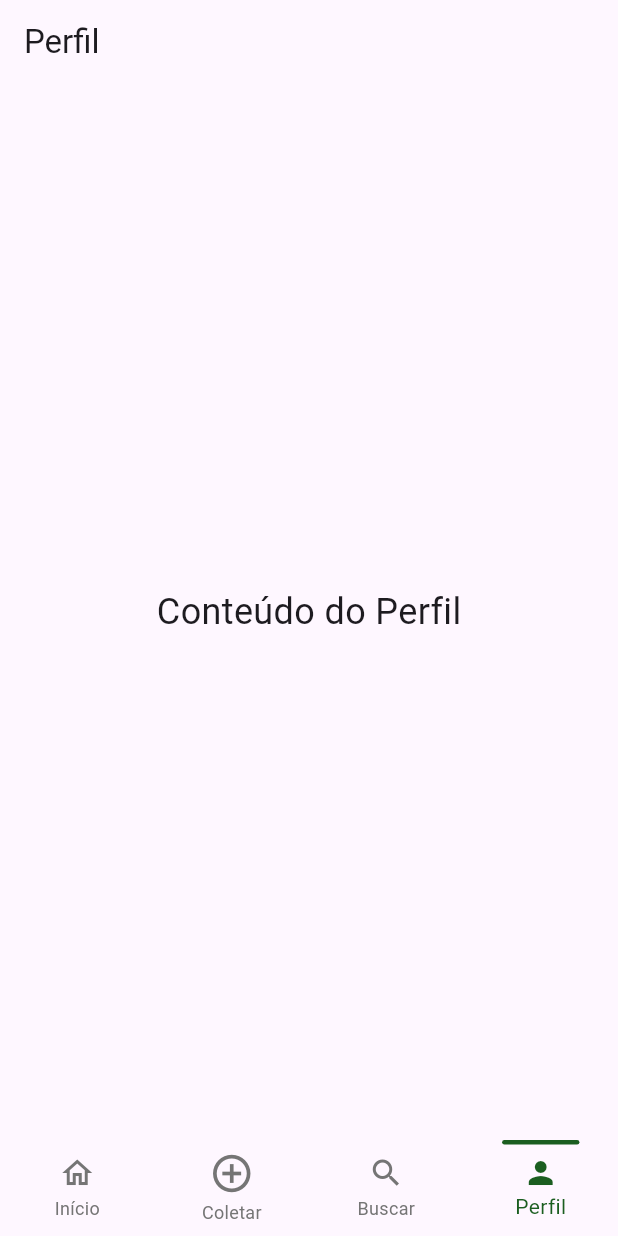
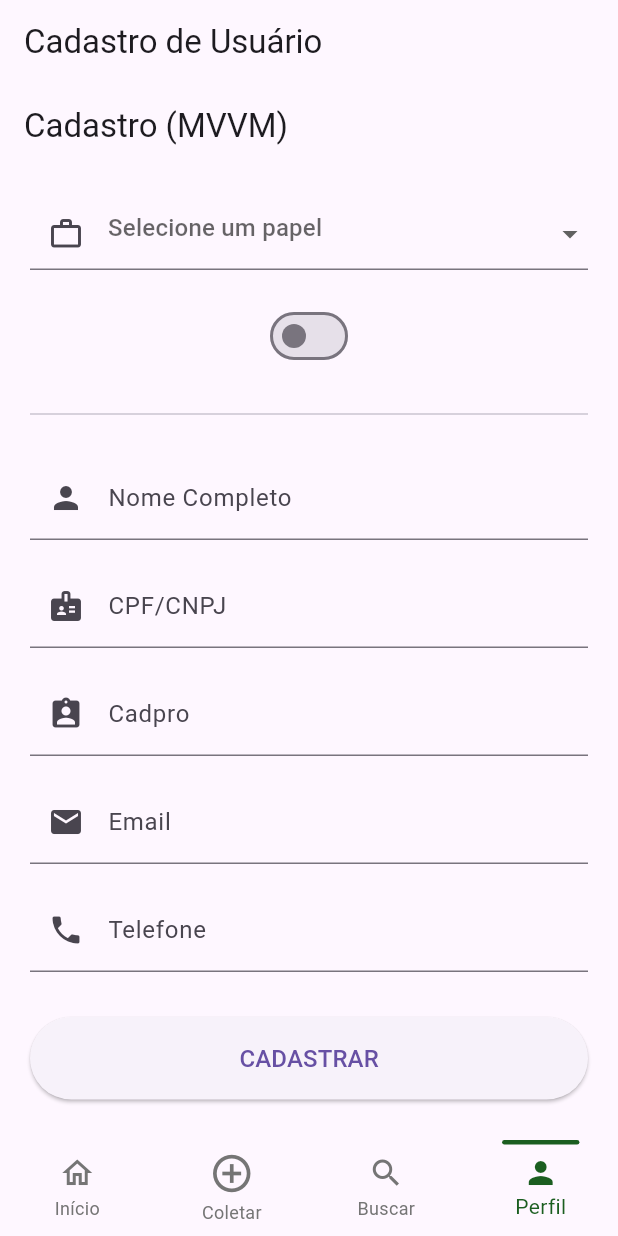
Before and after one commit to GPD4/Lacto-View, a Flutter app: the screen it shows after launch, item 4 of the bottom bar chosen, on a phone screen of 412 x 824 dp. Run offline on Flutter 3.47's test engine with Material 3 defaults, Android fonts, the phone set to English and light mode, and no system bars; our stand-ins replace firebase_core, flutter_toggle_tab; accounts and stored records are empty; project files that could hold a hidden picture were left out.

Commit message:
adjusting CRUD forms_person(front-end)

```diff
--- a/lacto_view/lacto_view_collection/lib/features/milk_collection/model/model_collection.dart
+++ b/lacto_view/lacto_view_collection/lib/features/milk_collection/model/model_collection.dart
@@ -1,8 +1,7 @@
 class MilkCollection {
   final int id;
   final int producerId;
-  final String producerFirstName;
-  final String producerLastName;
+  final String producerName;
   final int producerPropertyId;
   final String propertyName;
   final String rejectionReason;
@@ -24,8 +23,7 @@ class MilkCollection {
   MilkCollection({
     required this.id,
     required this.producerId,
-    required this.producerFirstName,
-    required this.producerLastName,
+    required this.producerName,
     required this.producerPropertyId,
     required this.propertyName,
     required this.rejectionReason,
@@ -50,8 +48,7 @@ class MilkCollection {
     return MilkCollection(
       id: json['id'],
       producerId: json['producer_id'],
-      producerFirstName: json['producer_first_name'],
-      producerLastName: json['producer_last_name'],
+      producerName: json['producer_name'],
       producerPropertyId: json['producer_property_id'],
       propertyName: json['property_name'],
       rejectionReason: json['rejection_reason'],
@@ -78,8 +75,7 @@ class MilkCollection {
       'id': id,
       'producer_id': producerId,
       'producer_property_id': producerPropertyId,
-      'producer_first_name': producerFirstName, // CORRIGIDO: Padronizado
-      'producer_last_name': producerLastName, // CORRIGIDO: Padronizado
+      'producer_name': producerName, // CORRIGIDO: Padronizado
       'property_name': propertyName, // CORRIGIDO: Padronizado
       'rejection_reason': rejectionReason,
       'rejection': rejection,
--- /dev/null
+++ b/lacto_view/lacto_view_collection/lib/features/milk_collection/model/person_model.dart
@@ -0,0 +1,59 @@
+class Person {
+  final String? id;
+  final String name;
+  final String cpfCnpj;
+  final String? cadpro;
+  final String? email;
+  final String telefone;
+  final String role;
+  final String profileImg;
+  final bool isActive;
+  final DateTime createdAt;
+  final DateTime updatedAt;
+
+  Person({
+    this.id,
+    required this.name,
+    required this.cpfCnpj,
+    required this.cadpro,
+    required this.email,
+    required this.telefone,
+    required this.role,
+    required this.profileImg,
+    required this.isActive,
+    required this.createdAt,
+    required this.updatedAt,
+  });
+
+  factory Person.fromJson(Map<String, dynamic> json) {
+    return Person(
+      id: json['id'],
+      name: json['name'],
+      cpfCnpj: json['cpf_cnpj'],
+      cadpro: json['cadpro'],
+      email: json['email'],
+      telefone: json['telefone'],
+      role: json['role'],
+      profileImg: json['profile_img'],
+      isActive: json['is_active'],
+      createdAt: DateTime.parse(json['created_at']),
+      updatedAt: DateTime.parse(json['updated_at']),
+    );
+  }
+
+  Map<String, dynamic> toJson() {
+    return {
+      'id': id,
+      'name': name,
+      'cpf_cnpj': cpfCnpj,
+      'cadpro': cadpro,
+      'email': email,
+      'telefone': telefone,
+      'role': role,
+      'profile_img': profileImg,
+      'is_active': isActive,
+      'created_at': createdAt.toIso8601String(),
+      'updated_at': updatedAt.toIso8601String(),
+    };
+  }
+}
--- /dev/null
+++ b/lacto_view/lacto_view_collection/lib/features/milk_collection/view_models/view_models_person.dart
@@ -0,0 +1,67 @@
+import 'dart:async';
+import 'package:flutter/material.dart';
+import '../model/person_model.dart';
+import '../service/service_person.dart';
+
+class PersonViewModel extends ChangeNotifier {
+  // O ViewModel DEPENDE do Service
+  final PersonService _personService;
+
+  // Construtor
+  PersonViewModel(this._personService);
+
+  // --- GERENCIAMENTO DE ESTADO ---
+  bool _isLoading = false;
+  String? _errorMessage;
+
+  // Getters públicos para a View poder ler o estado
+  bool get isLoading => _isLoading;
+  String? get errorMessage => _errorMessage;
+
+  // --- AÇÃO PRINCIPAL ---
+
+  /// Função que a View irá chamar para salvar um novo usuário
+  Future<bool> savePerson({
+    required String name,
+    required String cpfCnpj,
+    required String cadpro,
+    required String email,
+    required String telefone,
+    required String role,
+    required bool isActive,
+  }) async {
+    // 1. Inicia o estado de carregamento
+    _isLoading = true;
+    _errorMessage = null;
+    notifyListeners(); // Notifica a View que o estado mudou
+
+    // 2. Criar o objeto Person (Lógica movida para cá)
+    final now = DateTime.now();
+    Person newPerson = Person(
+      name: name,
+      cpfCnpj: cpfCnpj,
+      email: email,
+      cadpro: cadpro,
+      telefone: telefone,
+      role: role,
+      isActive: isActive,
+      profileImg: "assets/images/default_profile.png", // Valor padrão
+      createdAt: now,
+      updatedAt: now,
+    );
+
+    // 3. Chamar o Service
+    bool success = await _personService.createPerson(newPerson);
+
+    // 4. Atualizar o estado final
+    _isLoading = false;
+    if (success) {
+      // Sucesso
+    } else {
+      _errorMessage = "Falha ao cadastrar. Tente novamente.";
+    }
+
+    notifyListeners(); // Notifica a View sobre o fim do carregamento
+    return success;
+  }
+}
--- /dev/null
+++ b/lacto_view/lacto_view_collection/lib/features/milk_collection/views/form_person_view.dart
@@ -0,0 +1,223 @@
+// views/form_person_view.dart
+import 'package:flutter/material.dart';
+import 'package:provider/provider.dart';
+// Importe seu ViewModel
+import '../view_models/view_models_person.dart';
+
+class FormPersonView extends StatefulWidget {
+  @override
+  _FormPersonViewState createState() => _FormPersonViewState();
+}
+
+class _FormPersonViewState extends State<FormPersonView> {
+  final _formKey = GlobalKey<FormState>();
+
+  String? _selectedRole;
+  final List<String> _roles = ['admin', 'coletor', 'produtor'];
+  bool _isActive = false;
+
+  final _nameController = TextEditingController();
+  final _cpfCnpjController = TextEditingController();
+  final _cadproController = TextEditingController();
+  final _emailController = TextEditingController();
+  final _telefoneController = TextEditingController();
+
+  @override
+  void dispose() {
+    _nameController.dispose();
+    _cpfCnpjController.dispose();
+    _cadproController.dispose();
+    _emailController.dispose();
+    _telefoneController.dispose();
+    super.dispose();
+  }
+
+  // A lógica de submissão agora chama o ViewModel
+  void _submitForm() async {
+    if (!_formKey.currentState!.validate()) {
+      return;
+    }
+
+    final viewModel = Provider.of<PersonViewModel>(context, listen: false);
+
+    bool success = await viewModel.savePerson(
+      name: _nameController.text,
+      cpfCnpj: _cpfCnpjController.text,
+      cadpro: _cadproController.text,
+      email: _emailController.text,
+      telefone: _telefoneController.text,
+      role: _selectedRole!,
+      isActive: _isActive,
+    );
+
+    if (mounted) {
+      // Verifica se o widget ainda está na tela
+      if (success) {
+        ScaffoldMessenger.of(context).showSnackBar(
+          SnackBar(content: Text('Usuário cadastrado com sucesso!')),
+        );
+        _formKey.currentState!.reset();
+        _nameController.clear();
+        _cpfCnpjController.clear();
+        _emailController.clear();
+        _telefoneController.clear();
+        setState(() {
+          _selectedRole = null;
+          _isActive = false;
+        });
+      } else {
+        // Mostra o erro vindo do ViewModel
+        ScaffoldMessenger.of(context).showSnackBar(
+          SnackBar(
+            content: Text(viewModel.errorMessage ?? "Erro desconhecido"),
+            backgroundColor: Colors.red,
+          ),
+        );
+      }
+    }
+  }
+
+  @override
+  Widget build(BuildContext context) {
+    // Ouve o ViewModel para saber se está carregando
+    final isLoading = context.watch<PersonViewModel>().isLoading;
+
+    return Scaffold(
+      appBar: AppBar(title: Text("Cadastro (MVVM)")),
+      body: Form(
+        key: _formKey,
+        child: SingleChildScrollView(
+          padding: const EdgeInsets.all(20.0),
+          // Stack para mostrar o loading por cima de tudo
+          child: Stack(
+            children: [
+              // Coluna com o formulário
+              Column(
+                crossAxisAlignment: CrossAxisAlignment.stretch,
+                children: [
+                  // --- 1 SELEÇÃO DE ROLE---
+                  DropdownButtonFormField<String>(
+                    value: _selectedRole,
+                    hint: Text("Selecione um papel"),
+                    decoration: InputDecoration(
+                      prefixIcon: Icon(Icons.work_outline),
+                    ),
+                    validator: (value) => (value == null || value.isEmpty)
+                        ? 'Selecione um papel'
+                        : null,
+                    onChanged: (String? newValue) {
+                      setState(() {
+                        _selectedRole = newValue;
+                      });
+                    },
+                    items: _roles.map<DropdownMenuItem<String>>((String value) {
+                      return DropdownMenuItem<String>(
+                        value: value,
+                        child: Text(value),
+                      );
+                    }).toList(),
+                  ),
+                  SizedBox(height: 20),
+                  // --- 2 BOTÃO ATIVAR/DESATIVAR (SWITCH) ---
+                  Container(
+                    //scódigo Switch aqui
+                    child: Switch(
+                      value: _isActive,
+                      onChanged: (bool value) {
+                        setState(() {
+                          _isActive = value;
+                        });
+                      },
+                      // ...
+                    ),
+                  ),
+                  SizedBox(height: 20),
+                  Divider(),
+                  SizedBox(height: 20),
+                  // --- 3 CAMPO NOME COMPLETO ---
+                  TextFormField(
+                    controller: _nameController,
+                    decoration: InputDecoration(
+                      labelText: "Nome Completo",
+                      prefixIcon: Icon(Icons.person),
+                    ),
+                    validator: (value) => (value == null || value.isEmpty)
+                        ? 'Campo obrigatório'
+                        : null,
+                  ),
+                  SizedBox(height: 16),
+                  // --- 4 CAMPO CPF/CNPJ ---
+                  TextFormField(
+                    controller: _cpfCnpjController,
+                    decoration: InputDecoration(
+                      labelText: "CPF/CNPJ",
+                      prefixIcon: Icon(Icons.badge),
+                    ),
+                    validator: (value) => (value == null || value.isEmpty)
+                        ? 'Campo obrigatório'
+                        : null,
+                  ),
+                  SizedBox(height: 16),
+                  // ---5 CAMPO CadPro ---
+                  TextFormField(
+                    controller: _cadproController,
+                    decoration: InputDecoration(
+                      labelText: "Cadpro",
+                      prefixIcon: Icon(Icons.assignment_ind),
+                    ),
+                    validator: (value) => (value == null || value.isEmpty)
+                        ? 'Campo obrigatório'
+                        : null,
+                  ),
+                  SizedBox(height: 16),
+                  // --- 6 CAMPO Email ---
+                  TextFormField(
+                    controller: _emailController,
+                    decoration: InputDecoration(
+                      labelText: "Email",
+                      prefixIcon: Icon(Icons.email),
+                    ),
+                    validator: (value) => (value == null || value.isEmpty)
+                        ? 'Campo obrigatório'
+                        : null,
+                  ),
+                  SizedBox(height: 16),
+                  // --- 7 CAMPO Telefone ---
+                  TextFormField(
+                    controller: _telefoneController,
+                    decoration: InputDecoration(
+                      labelText: "Telefone",
+                      prefixIcon: Icon(Icons.phone),
+                    ),
+                    validator: (value) => (value == null || value.isEmpty)
+                        ? 'Campo obrigatório'
+                        : null,
+                  ),
+                  SizedBox(height: 30),
+                  // --- BOTÃO DE SUBMISSÃO ---
+                  ElevatedButton(
+                    // Desabilita o botão enquanto carrega
+                    onPressed: isLoading ? null : _submitForm,
+                    child: Text("CADASTRAR", style: TextStyle(fontSize: 16)),
+                    style: ElevatedButton.styleFrom(
+                      padding: EdgeInsets.symmetric(vertical: 16),
+                    ),
+                  ),
+                ],
+              ),
+              // --- 5 INDICADOR DE LOADING ---
+              // Se estiver carregando, mostra um overlay
+              if (isLoading)
+                Positioned.fill(
+                  child: Container(
+                    color: Colors.black.withOpacity(0.3),
+                    child: Center(child: CircularProgressIndicator()),
+                  ),
+                ),
+            ],
+          ),
+        ),
+      ),
+    );
+  }
+}
--- a/lacto_view/lacto_view_collection/lib/features/milk_collection/views/main_screens.dart
+++ b/lacto_view/lacto_view_collection/lib/features/milk_collection/views/main_screens.dart
@@ -1,6 +1,7 @@
 // lib/views/main_screens.dart
 
 import 'package:flutter/material.dart';
+import '../views/form_person_view.dart';
 
 // Tela de Início (Home)
 class HomeScreen extends StatelessWidget {
@@ -52,10 +53,10 @@ class ProfileScreen extends StatelessWidget {
   @override
   Widget build(BuildContext context) {
     return Scaffold(
-      appBar: AppBar(title: const Text('Perfil')),
-      body: const Center(
-        child: Text('Conteúdo do Perfil', style: TextStyle(fontSize: 24)),
-      ),
+      appBar: AppBar(title: const Text('Cadastro de Usuário')),
+
+      // 2. SUBSTITUA O BODY PELO SEU WIDGET DE FORMULÁRIO
+      body: FormPersonView(),
     );
   }
 }
--- a/lacto_view/lacto_view_collection/lib/features/milk_collection/views/views_collection.dart
+++ b/lacto_view/lacto_view_collection/lib/features/milk_collection/views/views_collection.dart
@@ -77,11 +77,7 @@ class _MilkCollectionFormViewState extends State<MilkCollectionFormView> {
       final newCollection = MilkCollection(
         id: DateTime.now().millisecondsSinceEpoch,
         producerId: _selectedProducer!.id,
-        producerFirstName: _selectedProducer!.name.split(' ').first,
-        producerLastName: _selectedProducer!.name
-            .split(' ')
-            .sublist(1)
-            .join(' '),
+        producerName: _selectedProducer!.name.split(' ').sublist(1).join(' '),
         producerPropertyId: 404,
         propertyName: _selectedProducer!.propertyName,
         rejection: _isRejectionMode,
--- a/lacto_view/lacto_view_collection/lib/main  - Dashboads e Search Collections.dart
+++ /dev/null
@@ -1,35 +0,0 @@
-import 'package:firebase_core/firebase_core.dart';
-import 'package:flutter/material.dart';
-import 'package:provider/provider.dart';
-import 'features/milk_collection/view_models/view_models_collection.dart';
-import 'features/milk_collection/views/views_collection.dart';
-import 'features/milk_collection/views/main_screen.dart';
-import 'firebase_options.dart';
-
-void main() async {
-  WidgetsFlutterBinding.ensureInitialized();
-  await Firebase.initializeApp(options: DefaultFirebaseOptions.currentPlatform);
-  runApp(const MyApp());
-}
-
-class MyApp extends StatelessWidget {
-  const MyApp({super.key});
-
-  @override
-  Widget build(BuildContext context) {
-    // Usamos o ChangeNotifierProvider para disponibilizar o ViewModel
-    // para a tela MilkCollectionListView e seus descendentes.
-    return ChangeNotifierProvider(
-      create: (context) => MilkCollectionViewModel(),
-      child: MaterialApp(
-        title: 'LactoView Mobile',
-        debugShowCheckedModeBanner: false,
-        theme: ThemeData(
-          primarySwatch: Colors.blue,
-          visualDensity: VisualDensity.adaptivePlatformDensity,
-        ),
-        home: const MainScreen(),
-      ),
-    );
-  }
-}
--- /dev/null
+++ b/lacto_view/lacto_view_collection/lib/main.dart
@@ -0,0 +1,60 @@
+import 'package:firebase_core/firebase_core.dart';
+import 'package:flutter/material.dart';
+import 'package:provider/provider.dart';
+
+// --- Imports do Módulo Collection (Existentes) ---
+import 'features/milk_collection/view_models/view_models_collection.dart';
+import 'features/milk_collection/views/main_screen.dart';
+import 'firebase_options.dart';
+
+// --- Imports do Módulo Person (NOVOS) ---
+// (Ajuste os caminhos se você os colocou em outra pasta)
+import 'features/milk_collection/service/service_person.dart';
+import 'features/milk_collection/view_models/view_models_person.dart';
+
+void main() async {
+  WidgetsFlutterBinding.ensureInitialized();
+  await Firebase.initializeApp(options: DefaultFirebaseOptions.currentPlatform);
+  runApp(const MyApp());
+}
+
+class MyApp extends StatelessWidget {
+  const MyApp({super.key});
+
+  @override
+  Widget build(BuildContext context) {
+    // 1. Substitua o 'ChangeNotifierProvider' por 'MultiProvider'
+    return MultiProvider(
+      providers: [
+        // --- Seu Provider Existente (Coleta de Leite) ---
+        ChangeNotifierProvider(create: (context) => MilkCollectionViewModel()),
+
+        // --- Novos Providers para Cadastro de Pessoa ---
+
+        // 2. Prover o PersonService
+        Provider<PersonService>(create: (_) => PersonService()),
+
+        // 3. Prover o PersonViewModel (que usa o PersonService)
+        ChangeNotifierProvider<PersonViewModel>(
+          create: (context) => PersonViewModel(
+            // Pega o PersonService que acabamos de prover acima
+            context.read<PersonService>(),
+          ),
+        ),
+
+        // (Você pode adicionar mais providers para outros módulos aqui no futuro)
+      ],
+
+      // 4. O 'child' do MultiProvider é o seu MaterialApp
+      child: MaterialApp(
+        title: 'LactoView Mobile',
+        debugShowCheckedModeBanner: false,
+        theme: ThemeData(
+          primarySwatch: Colors.blue,
+          visualDensity: VisualDensity.adaptivePlatformDensity,
+        ),
+        home: const MainScreen(), // MainScreen agora tem acesso a tudo
+      ),
+    );
+  }
+}
```
Also changed, not shown: lacto_view/lacto_view_collection/lib/features/milk_collection/service/service_person.dart (added, +33 -0 lines), lacto_view/lacto_view_collection/lib/features/milk_collection/model/collector_model.dart (added), lacto_view/lacto_view_collection/lib/features/milk_collection/model/producer_model.dart (added).
